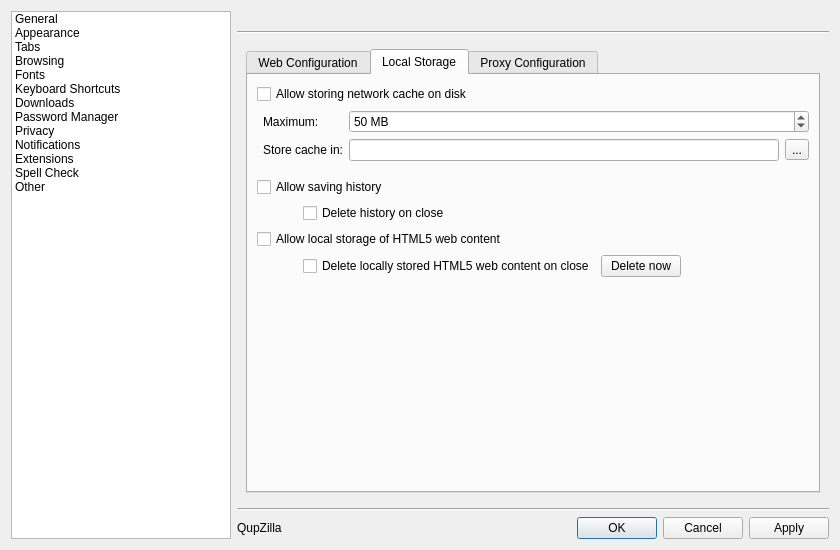
Above: src/lib/preferences/preferences.ui from QupZilla/qupzilla before the change. Below: the same form after it.
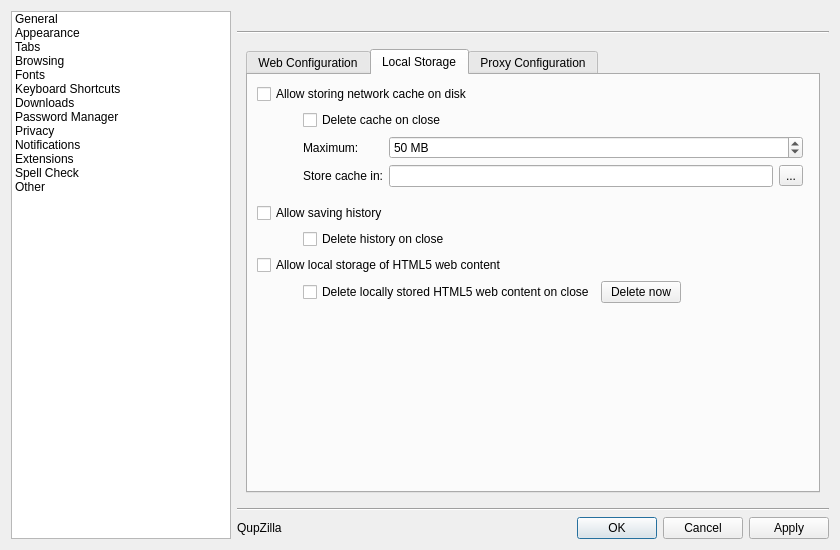
That is the form after the change. The open tabs and pages were chosen to show the change. Custom widgets are drawn as their Qt base class.

Commit message: Added: Remove cache on close (#2185)

```diff
--- a/src/lib/preferences/preferences.ui
+++ b/src/lib/preferences/preferences.ui
@@ -1212,14 +1212,44 @@
               <layout class="QGridLayout" name="gridLayout_19">
                <item row="0" column="0" colspan="2">
                 <layout class="QGridLayout" name="gridLayout_4">
-                 <item row="1" column="1">
+                 <item row="0" column="0" colspan="3">
+                  <widget class="QCheckBox" name="allowCache">
+                   <property name="text">
+                    <string>Allow storing network cache on disk</string>
+                   </property>
+                  </widget>
+                 </item>
+                 <item row="1" column="0">
+                  <spacer name="horizontalSpacer_33">
+                   <property name="orientation">
+                    <enum>Qt::Horizontal</enum>
+                   </property>
+                   <property name="sizeType">
+                    <enum>QSizePolicy::Fixed</enum>
+                   </property>
+                   <property name="sizeHint" stdset="0">
+                    <size>
+                     <width>40</width>
+                     <height>20</height>
+                    </size>
+                   </property>
+                  </spacer>
+                 </item>
+                 <item row="1" column="1" colspan="3">
+                  <widget class="QCheckBox" name="removeCache">
+                   <property name="text">
+                    <string>Delete cache on close</string>
+                   </property>
+                  </widget>
+                 </item>
+                 <item row="2" column="1">
                   <widget class="QLabel" name="maxCacheLabel">
                    <property name="text">
                     <string>Maximum:</string>
                    </property>
                   </widget>
                  </item>
-                 <item row="1" column="2">
+                 <item row="2" column="2">
                   <widget class="QSpinBox" name="cacheMB">
                    <property name="minimum">
                     <number>1</number>
@@ -1235,14 +1265,7 @@
                    </property>
                   </widget>
                  </item>
-                 <item row="0" column="0" colspan="3">
-                  <widget class="QCheckBox" name="allowCache">
-                   <property name="text">
-                    <string>Allow storing network cache on disk</string>
-                   </property>
-                  </widget>
-                 </item>
-                 <item row="2" column="1">
+                 <item row="3" column="1">
                   <widget class="QLabel" name="storeCacheLabel">
                    <property name="text">
                     <string>Store cache in:</string>
@@ -1252,7 +1275,7 @@
                    </property>
                   </widget>
                  </item>
-                 <item row="2" column="2">
+                 <item row="3" column="2">
                   <layout class="QHBoxLayout" name="horizontalLayout_20">
                    <item>
                     <widget class="QLineEdit" name="cachePath"/>
```
The commit also changes 2 other files.
